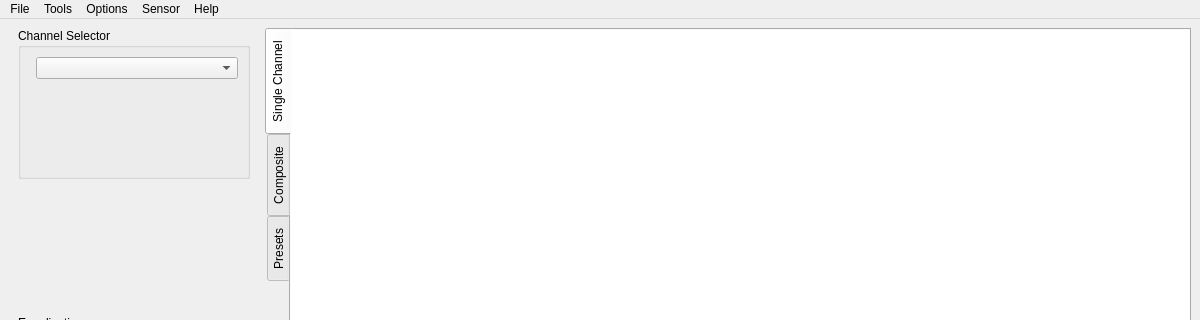
First picture: the form in src/qt/mainwindow.ui, repository Xerbo/LeanHRPT-Decode, before the edit; both pictures show x 0 to 1200 and y 0 to 320 of the 1200 by 600 pixel window.
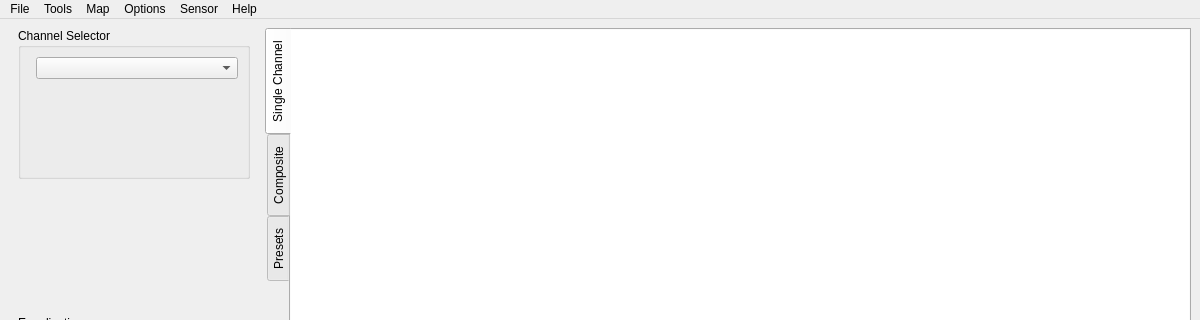
Second picture: the form after the edit. Icons and pictures are not drawn.

```diff
--- a/src/qt/mainwindow.ui
+++ b/src/qt/mainwindow.ui
@@ -494,8 +494,16 @@
     </property>
     <addaction name="actionGeoprojector"/>
    </widget>
+   <widget class="QMenu" name="menuMap">
+    <property name="title">
+     <string>Map</string>
+    </property>
+    <addaction name="actionEnable_Overlay"/>
+    <addaction name="actionMap_Settings"/>
+   </widget>
    <addaction name="menuFile"/>
    <addaction name="menuTools"/>
+   <addaction name="menuMap"/>
    <addaction name="menuOptions"/>
    <addaction name="menuSensor"/>
    <addaction name="menuHelp"/>
```
Left out of the diff: 16 changed lines with no effect on the pictures.
